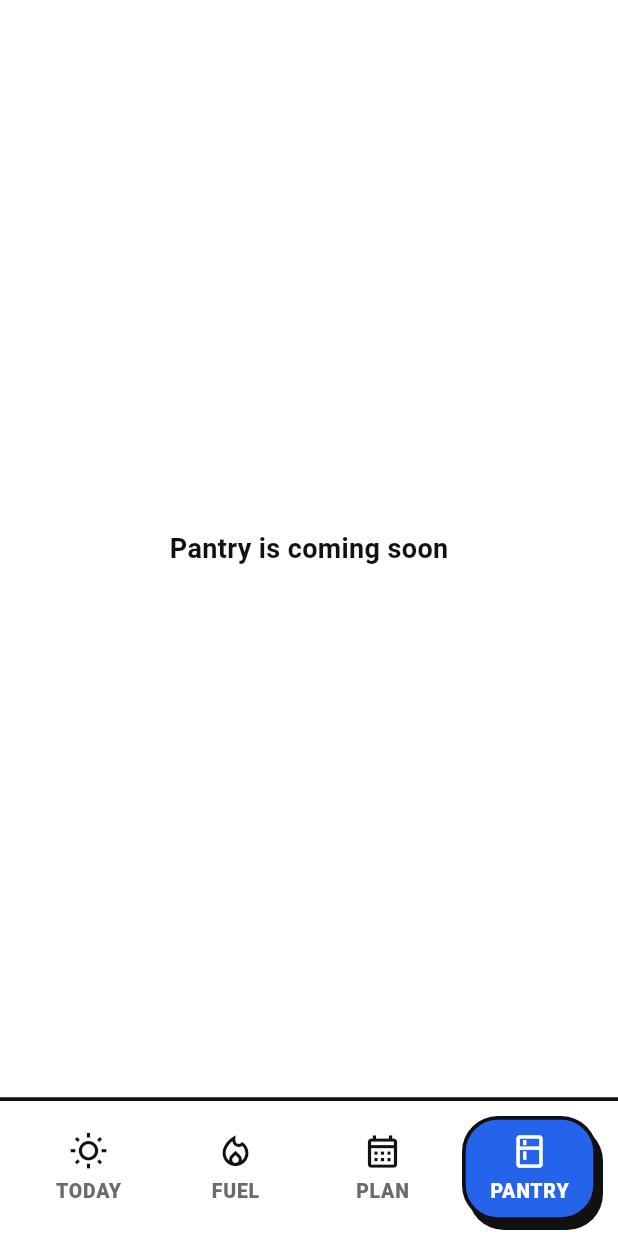
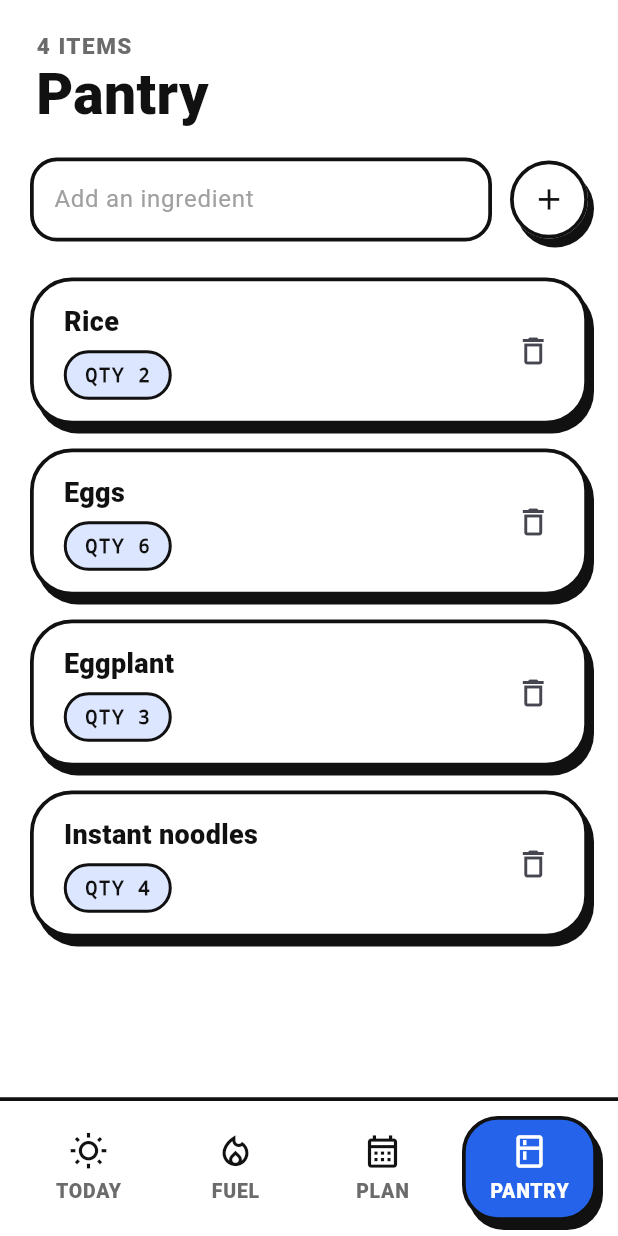
Before and after one commit to aldanjosephcarlomahinay24-collab/nutritrack-app, a Flutter app: the screen it shows after launch, item 4 of the bottom bar chosen, on a phone screen of 412 x 824 dp. Run offline on Flutter 3.47's test engine with Material 3 defaults, Android fonts, the phone set to English and light mode, and no system bars.

Commit message:
Add Pantry screen

```diff
--- a/lib/screens/main_navigation.dart
+++ b/lib/screens/main_navigation.dart
@@ -2,6 +2,7 @@ import 'package:flutter/material.dart';
 
 import '../data/meal_store.dart';
 import '../widgets/pop_nav_bar.dart';
+import 'pantry_screen.dart';
 
 class MainNavigation extends StatefulWidget {
   const MainNavigation({super.key, required this.store});
@@ -21,7 +22,7 @@ class _MainNavigationState extends State<MainNavigation> {
       const _ComingSoon('Today'),
       const _ComingSoon('Fuel'),
       const _ComingSoon('Plan'),
-      const _ComingSoon('Pantry'),
+      PantryScreen(store: widget.store),
     ];
     return Scaffold(
       body: SafeArea(
--- /dev/null
+++ b/lib/screens/pantry_screen.dart
@@ -0,0 +1,108 @@
+import 'package:flutter/material.dart';
+
+import '../app_theme.dart';
+import '../data/meal_store.dart';
+import '../widgets/section_card.dart';
+
+class PantryScreen extends StatefulWidget {
+  const PantryScreen({super.key, required this.store});
+
+  final MealStore store;
+
+  @override
+  State<PantryScreen> createState() => _PantryScreenState();
+}
+
+class _PantryScreenState extends State<PantryScreen> {
+  final _item = TextEditingController();
+
+  @override
+  void dispose() {
+    _item.dispose();
+    super.dispose();
+  }
+
+  void _add() {
+    final name = _item.text.trim();
+    if (name.isEmpty) return;
+    widget.store.addPantryItem(name, 1);
+    _item.clear();
+  }
+
+  @override
+  Widget build(BuildContext context) {
+    return ListenableBuilder(
+      listenable: widget.store,
+      builder: (context, _) {
+        final items = widget.store.pantry;
+        return ListView(
+          padding: const EdgeInsets.fromLTRB(20, 12, 20, 28),
+          children: [
+            ScreenHeader(eyebrow: '${items.length} items', title: 'Pantry'),
+            Row(
+              children: [
+                Expanded(
+                  child: TextField(
+                    controller: _item,
+                    decoration: const InputDecoration(
+                      hintText: 'Add an ingredient',
+                    ),
+                    onSubmitted: (_) => _add(),
+                  ),
+                ),
+                const SizedBox(width: 12),
+                RoundIconButton(
+                  icon: Icons.add,
+                  tooltip: 'Add',
+                  onPressed: _add,
+                ),
+              ],
+            ),
+            const SizedBox(height: 24),
+            if (items.isEmpty)
+              const SectionCard(
+                child: Text(
+                  'Your pantry is empty.',
+                  style: TextStyle(color: AppColors.muted),
+                ),
+              ),
+            for (final item in items) ...[
+              SectionCard(
+                padding: const EdgeInsets.fromLTRB(20, 14, 10, 14),
+                child: Row(
+                  children: [
+                    Expanded(
+                      child: Column(
+                        crossAxisAlignment: CrossAxisAlignment.start,
+                        children: [
+                          Text(
+                            item.name,
+                            style: const TextStyle(
+                              fontSize: 18,
+                              fontWeight: FontWeight.w800,
+                            ),
+                          ),
+                          const SizedBox(height: 6),
+                          Pill(
+                            'QTY ${item.quantity}',
+                            color: AppColors.blueSoft,
+                          ),
+                        ],
+                      ),
+                    ),
+                    IconButton(
+                      tooltip: 'Remove',
+                      onPressed: () => widget.store.removePantryItem(item.id),
+                      icon: const Icon(Icons.delete_outline),
+                    ),
+                  ],
+                ),
+              ),
+              const SizedBox(height: 16),
+            ],
+          ],
+        );
+      },
+    );
+  }
+}
```
